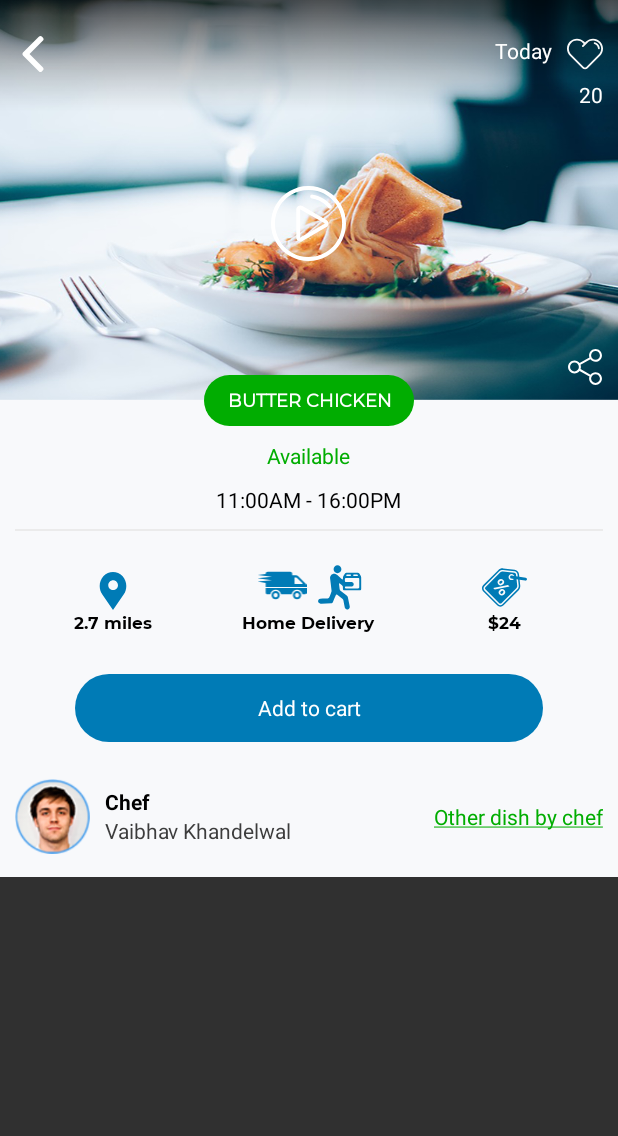
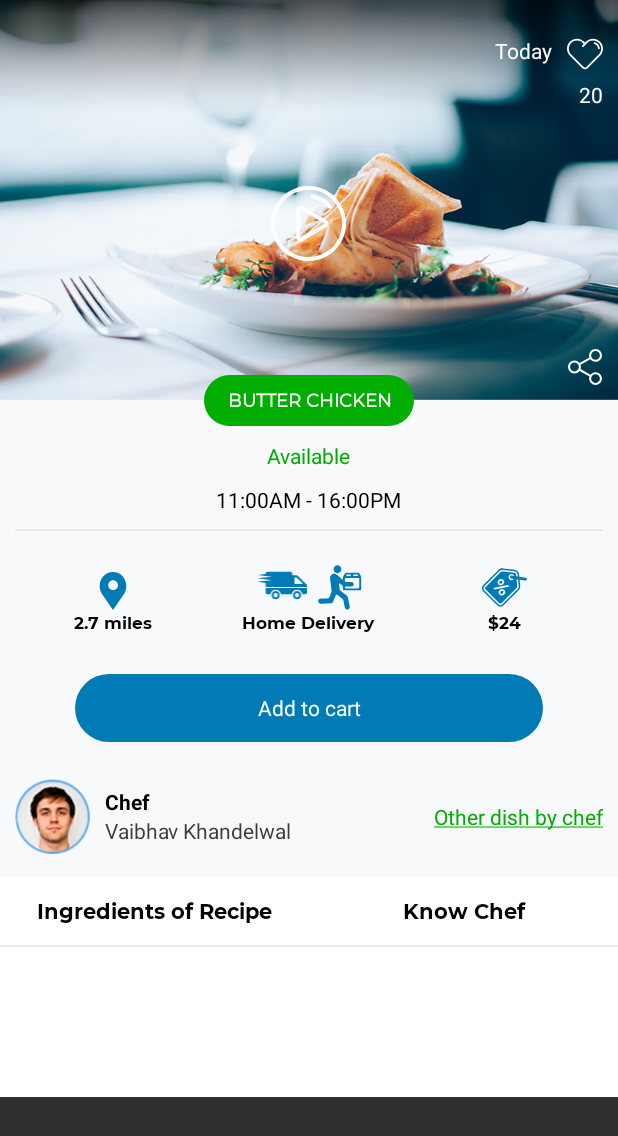
Before and after one commit to iamrahulyadav/Imcooking, an Android app: the layout fragment_home_details.xml on its own in the app's theme, with its tools: preview values and no code run, on a phone screen of 412 x 824 dp. Shown: the top 1136 px of the screen. Run offline under Robolectric (Android 15) with nearby library versions, the phone set to English and light mode, and no system bars.

Commit message:
changed by Vaibhav 05/04/2018 10:45 AM

```diff
--- a/app/src/main/java/com/imcooking/Model/api/response/ApiResponse.java
+++ b/app/src/main/java/com/imcooking/Model/api/response/ApiResponse.java
@@ -11,6 +11,7 @@ public class ApiResponse {
     private String msg;
     private UserDataBean user_data;
     public HomeData homeData;
+    public DishDetails dish_details;
 
     public boolean isStatus() {
         return status;
--- /dev/null
+++ b/app/src/main/res/drawable/ic_circle.xml
@@ -0,0 +1,4 @@
+<vector android:height="24dp" android:viewportHeight="512"
+    android:viewportWidth="512" android:width="24dp" xmlns:android="http://schemas.android.com/apk/res/android">
+    <path android:fillColor="#01AD01" android:pathData="M256,0C114.837,0 0,114.837 0,256s114.837,256 256,256s256,-114.837 256,-256S397.163,0 256,0z"/>
+</vector>
--- a/app/src/main/res/layout/fragment_home.xml
+++ b/app/src/main/res/layout/fragment_home.xml
@@ -94,6 +94,7 @@
         xmlns:tools="http://schemas.android.com/tools"
         android:layout_width="match_parent"
         android:layout_height="match_parent"
+        android:id="@+id/home_layout"
         android:background="@color/home_background"
         android:orientation="vertical"
         tools:context="com.imcooking.fragment.HomeFragment">
--- a/app/src/main/res/layout/fragment_home_details.xml
+++ b/app/src/main/res/layout/fragment_home_details.xml
@@ -8,6 +8,7 @@
         xmlns:tools="http://schemas.android.com/tools"
         android:layout_width="match_parent"
         android:layout_height="match_parent"
+        android:id="@+id/home_details_layout"
         android:fitsSystemWindows="true"
         android:background="@color/home_background"
         android:orientation="vertical"
@@ -23,6 +24,7 @@
                 android:layout_height="match_parent"
                 android:src="@drawable/details_home"
                 android:scaleType="fitXY"
+                android:id="@+id/fragment_home_details_img_top"
                 android:layout_marginBottom="17dp"/>
             <LinearLayout
                 android:layout_width="match_parent"
@@ -35,12 +37,14 @@
                     android:layout_width="match_parent"
                     android:layout_height="wrap_content"
                     android:paddingBottom="17dp">
+<!--
 
                     <ImageView
                         android:layout_width="wrap_content"
                         android:layout_height="wrap_content"
                         android:src="@drawable/ic_left_arrow_white"
                         android:layout_alignParentLeft="true"/>
+-->
 
 
                     <ImageView
@@ -92,7 +96,9 @@
                 android:layout_height="34dp"
                 android:text="BUTTER CHICKEN"
                 android:textColor="@color/colorWhite"
+                android:textAllCaps="true"
                 android:textSize="12sp"
+                android:id="@+id/fragment_home_details_txtDishName"
                 android:gravity="center"
                 android:paddingLeft="15dp"
                 android:paddingRight="15dp"
@@ -114,12 +120,15 @@
                 android:layout_height="wrap_content"
                 android:text="Available"
                 android:textSize="14sp"
+                android:gravity="center_vertical"
+                android:id="@+id/fragment_home_details_txtAvailable"
                 android:textColor="@color/shape_background_1"/>
             <TextView
                 android:layout_width="wrap_content"
                 android:layout_height="wrap_content"
                 android:text="11:00AM - 16:00PM"
                 android:textSize="14sp"
+                android:id="@+id/fragment_home_details_txtTime"
                 android:textColor="@color/colorBlack"
                 android:layout_marginTop="10dp"/>
 
@@ -169,6 +178,7 @@
                         android:text="2.7 miles"
                         android:textSize="11sp"
                         android:textStyle="bold"
+                        android:id="@+id/fragment_home_details_txtDistance"
                         android:textColor="@color/colorBlack"/>
 
                 </LinearLayout>
@@ -213,6 +223,7 @@
                         android:text="Home Delivery"
                         android:textSize="11sp"
                         android:textStyle="bold"
+                        android:id="@+id/fragment_home_details_txtDeliveryType"
                         android:textColor="@color/colorBlack"/>
 
                 </LinearLayout>
@@ -249,6 +260,7 @@
                         android:text="$24"
                         android:textSize="11sp"
                         android:textStyle="bold"
+                        android:id="@+id/fragment_home_details_txtdishPrice"
                         android:textColor="@color/colorBlack"/>
 
                 </LinearLayout>
@@ -309,6 +321,7 @@
                         android:layout_width="wrap_content"
                         android:layout_height="wrap_content"
                         android:text="Vaibhav Khandelwal"
+                        android:id="@+id/fragment_home_details_txtChefName"
                         android:textColor="@color/text_color_11"
                         android:textSize="14sp"/>
 
@@ -329,8 +342,36 @@
         <LinearLayout
             android:layout_width="match_parent"
             android:layout_height="match_parent"
+            android:background="@color/colorWhite"
+            android:orientation="horizontal">
+
+            <com.imcooking.customtext.CustomTextViewBold
+                android:layout_width="0dp"
+                android:layout_weight="1"
+                android:layout_height="45dp"
+                android:text="Ingredients of Recipe"
+                android:textSize="14sp"
+                android:textColor="@color/colorBlack"
+                android:gravity="center"/>
+            <com.imcooking.customtext.CustomTextViewBold
+                android:layout_width="0dp"
+                android:layout_weight="1"
+                android:layout_height="45dp"
+                android:text="Know Chef"
+                android:textSize="14sp"
+                android:textColor="@color/colorBlack"
+                android:gravity="center"/>
+
+        </LinearLayout>
+        <View
+            android:layout_width="match_parent"
+            android:layout_height="1dp"
+            android:background="@color/view_2"/>
+
+        <LinearLayout
+            android:layout_width="match_parent"
+            android:layout_height="100dp"
             android:background="@color/colorWhite"></LinearLayout>
-
 
 
     </LinearLayout>
```
Also changed, not shown: app/src/main/java/com/imcooking/Model/api/response/DishDetails.java (added, +256 -0 lines), app/src/main/java/com/imcooking/fragment/HomeDetails.java (+82 -5 lines), app/src/main/java/com/imcooking/fragment/HomeFragment.java (+21 -2 lines).
